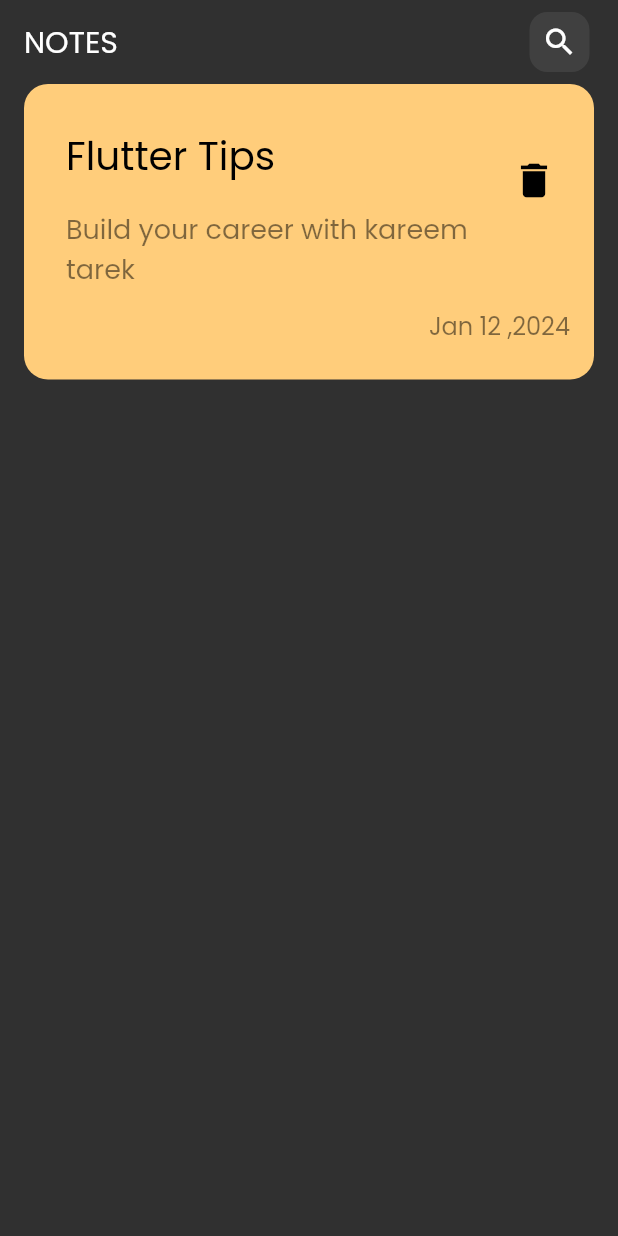
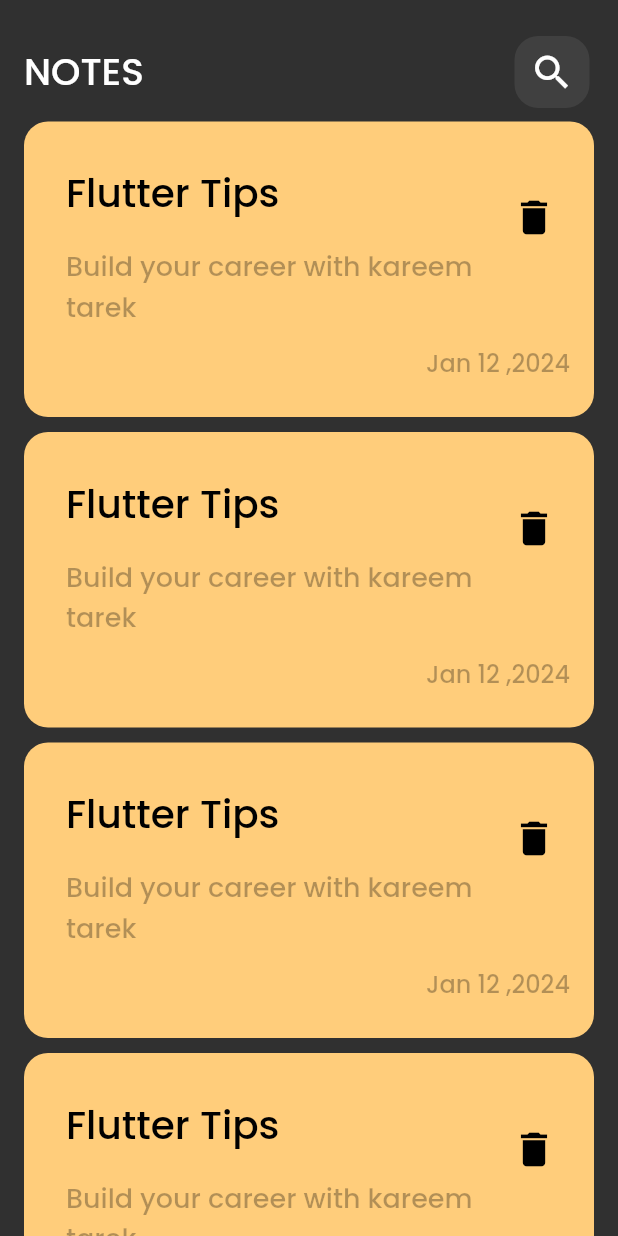
Before and after one commit to kareemtarek74/notes_app, a Flutter app: the screen it shows after launch, on a phone screen of 412 x 824 dp. Run offline on Flutter 3.47's test engine with Material 2 defaults, Android fonts, the phone set to English and light mode, and no system bars.

Commit message:
notesListView

```diff
--- /dev/null
+++ b/lib/Views/models/customListView.dart
@@ -0,0 +1,22 @@
+// ignore_for_file: file_names
+
+import 'package:flutter/material.dart';
+
+import 'customNoteCard.dart';
+
+// ignore: camel_case_types
+class notesListView extends StatelessWidget {
+  const notesListView({super.key});
+
+  @override
+  Widget build(BuildContext context) {
+    return ListView.builder(
+      itemBuilder: (context, index) {
+        return const Padding(
+          padding: EdgeInsets.symmetric(vertical: 5),
+          child: customNoteCard(),
+        );
+      },
+    );
+  }
+}
--- a/lib/Views/models/customNoteCard.dart
+++ b/lib/Views/models/customNoteCard.dart
@@ -1,4 +1,4 @@
-// ignore: file_names
+// ignore_for_file: file_names
 import 'package:flutter/material.dart';
 
 // ignore: camel_case_types
@@ -26,7 +26,7 @@ class customNoteCard extends StatelessWidget {
             child: Text(
               'Build your career with kareem tarek',
               style:
-                  TextStyle(color: Colors.black.withOpacity(.5), fontSize: 18),
+                  TextStyle(color: Colors.black.withOpacity(.3), fontSize: 18),
             ),
           ),
           trailing: IconButton(
@@ -40,7 +40,7 @@ class customNoteCard extends StatelessWidget {
           padding: const EdgeInsets.only(right: 16, top: 8),
           child: Text(
             'Jan 12 ,2024',
-            style: TextStyle(color: Colors.black.withOpacity(.5), fontSize: 16),
+            style: TextStyle(color: Colors.black.withOpacity(.3), fontSize: 16),
           ),
         )
       ]),
--- a/lib/Views/models/customSearchIcon.dart
+++ b/lib/Views/models/customSearchIcon.dart
@@ -1,3 +1,5 @@
+// ignore_for_file: file_names
+
 import 'package:flutter/material.dart';
 
 // ignore: camel_case_types
@@ -7,12 +9,12 @@ class customSearchIcon extends StatelessWidget {
   @override
   Widget build(BuildContext context) {
     return Container(
-      height: 30,
-      width: 40,
+      height: 40,
+      width: 50,
       decoration: BoxDecoration(
           color: Colors.white.withOpacity(.08),
-          borderRadius: BorderRadius.circular(12)),
-      child: const Icon(Icons.search),
+          borderRadius: BorderRadius.circular(16)),
+      child: const Icon(Icons.search, size: 30),
     );
   }
 }
--- a/lib/Views/models/notesViewBody.dart
+++ b/lib/Views/models/notesViewBody.dart
@@ -1,9 +1,9 @@
-// ignore: file_names, unnecessary_import
+// ignore_for_file: file_names
 import 'package:flutter/cupertino.dart';
 import 'package:flutter/material.dart';
 import 'package:flutter_application_4/Views/models/notesViewBodyAppBar.dart';
 
-import 'customNoteCard.dart';
+import 'customListView.dart';
 
 // ignore: camel_case_types
 class notesViewBody extends StatelessWidget {
@@ -14,7 +14,11 @@ class notesViewBody extends StatelessWidget {
     return const Padding(
       padding: EdgeInsets.symmetric(horizontal: 16),
       child: Column(
-        children: [customAppBar(), customNoteCard()],
+        children: [
+          SizedBox(height: 20),
+          customAppBar(),
+          Expanded(child: notesListView())
+        ],
       ),
     );
   }
--- a/lib/Views/models/notesViewBodyAppBar.dart
+++ b/lib/Views/models/notesViewBodyAppBar.dart
@@ -1,5 +1,5 @@
-// ignore: file_names, unnecessary_import
-import 'package:flutter/cupertino.dart';
+// ignore_for_file: file_names
+
 import 'package:flutter/material.dart';
 import 'customSearchIcon.dart';
 
@@ -9,17 +9,23 @@ class customAppBar extends StatelessWidget {
 
   @override
   Widget build(BuildContext context) {
-    return AppBar(
+    return Padding(
+      padding: const EdgeInsets.only(),
+      child: AppBar(
         titleSpacing: 0,
         elevation: 0,
-      backgroundColor: Color(0xff303030),
-      title: const Text('NOTES'),
+        backgroundColor: const Color(0xff303030),
+        title: const Text(
+          'NOTES',
+          style: TextStyle(fontSize: 25),
+        ),
         actions: const [
           Padding(
-          padding: EdgeInsets.symmetric(horizontal: 3, vertical: 8),
+            padding: EdgeInsets.symmetric(horizontal: 3, vertical: 4),
             child: customSearchIcon(),
           )
         ],
+      ),
     );
   }
 }
--- a/lib/Views/notesView.dart
+++ b/lib/Views/notesView.dart
@@ -1,4 +1,5 @@
-import 'package:flutter/cupertino.dart';
+// ignore_for_file: file_names
+
 import 'package:flutter/material.dart';
 import 'package:flutter_application_4/Views/models/notesViewBody.dart';
 
--- a/pubspec.yaml
+++ b/pubspec.yaml
@@ -78,7 +78,7 @@ flutter:
   fonts:
     - family: Poppins
       fonts:
-        - asset: assets/fonts/Poppins-Regular.ttf
+        - asset: assets/Poppins-Medium.ttf
 
 
 
```
Also changed, not shown: assets/fonts/Poppins-BlackItalic.ttf (added), assets/fonts/Poppins-SemiBold.ttf (added). Lines whose indentation alone changed are shown as unchanged.
